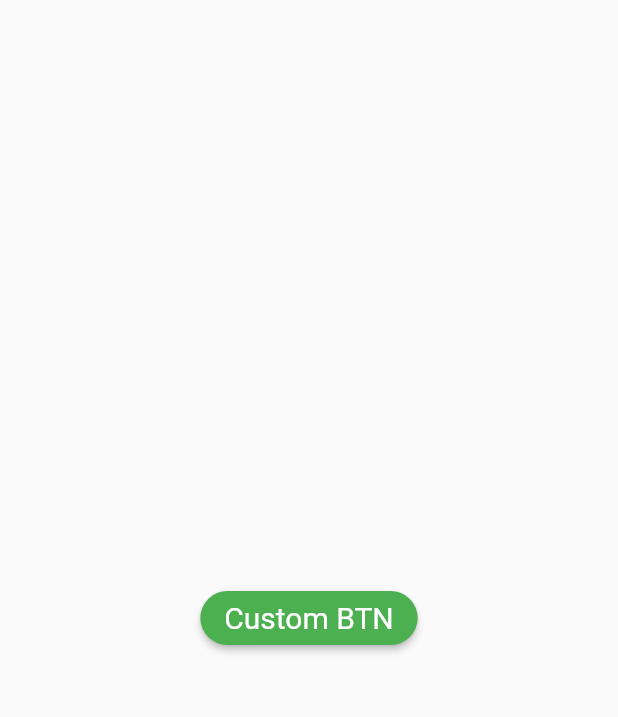
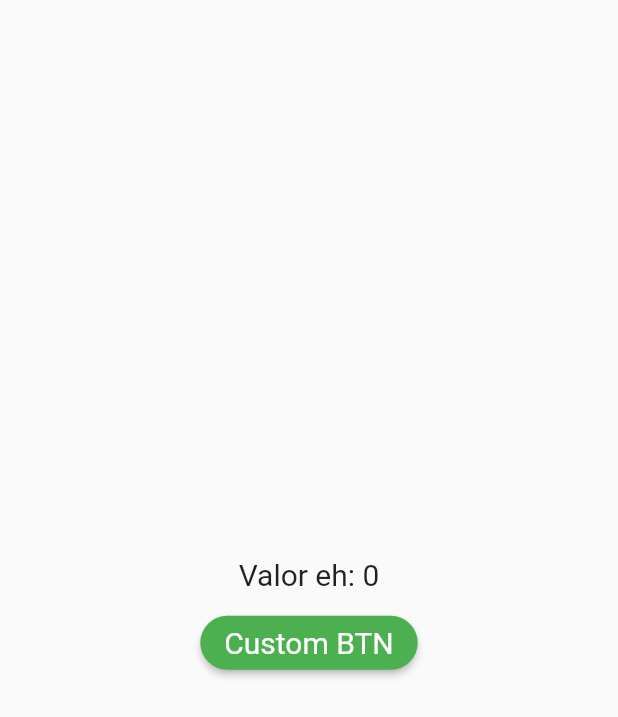
Before and after one commit to leandrogodoycwb/navegacaoEntrePages, a Flutter app: the screen it shows after launch, after a tap on "Custom BTN", on a phone screen of 412 x 824 dp. Shown: the top 717 px of the screen. Run offline on Flutter 3.47's test engine with Material 2 defaults, Android fonts, the phone set to English and light mode, and no system bars.

Commit message:
valueNotifier

```diff
--- a/lib/one_page.dart
+++ b/lib/one_page.dart
@@ -1,18 +1,49 @@
+import 'dart:math';
+
 import 'package:flutter/material.dart';
 import 'package:navigation_page/widgets/custom_button_widget.dart';
 
-class OnePage extends StatelessWidget {
+class OnePage extends StatefulWidget {
   const OnePage({Key? key}) : super(key: key);
 
   @override
+  _OnePageState createState() => _OnePageState();
+}
+
+class _OnePageState extends State<OnePage> {
+  ValueNotifier<int> valorAleatorio = ValueNotifier<int>(0);
+
+  random() async {
+    for (int i = 0; i < 10; i++) {
+      await Future.delayed(Duration(seconds: 2));
+
+      valorAleatorio.value = Random().nextInt(1000);
+    }
+  }
+
+  @override
   Widget build(BuildContext context) {
+    print('build');
     return Scaffold(
       body: Center(
-        child: CustomButtonWidget(
-          disable: false,
-          onPressed: () {},
-          title: 'Custom BTN',
-          titleSize: 20,
+        child: Column(
+          mainAxisAlignment: MainAxisAlignment.center,
+          children: [
+            ValueListenableBuilder(
+              valueListenable: valorAleatorio,
+              builder: (_, value, __) => Text(
+                'Valor eh: $value',
+                style: TextStyle(fontSize: 20),
+              ),
+            ),
+            SizedBox(height: 10),
+            CustomButtonWidget(
+              disable: false,
+              onPressed: () => random(),
+              title: 'Custom BTN',
+              titleSize: 20,
+            ),
+          ],
         ),
       ),
     );
```
